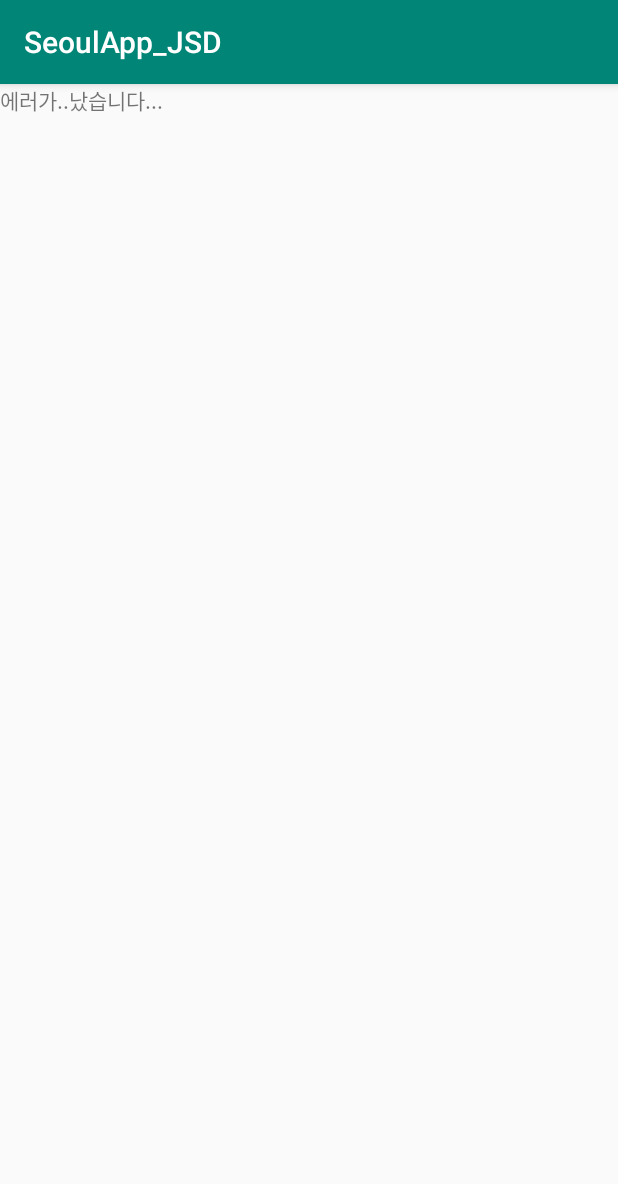
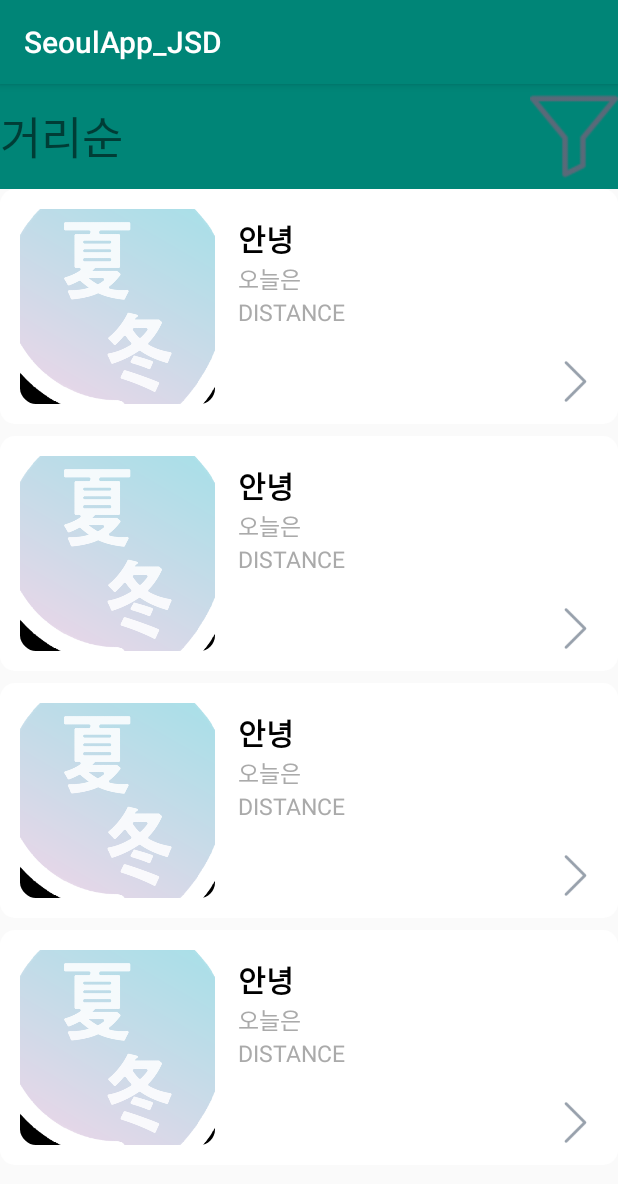
Before and after one commit to projectappjsd/JSD_Project_App, an Android app: the screen it shows after launch (TestActivity before the commit, MainActivity after it), on a phone screen of 412 x 824 dp. Shown: the top 1184 px of the screen. Run offline under Robolectric (Android 15) with nearby library versions, the light colour scheme and no system bars.

Commit message:
RecyclerView 완성
RecyclerView 완성

```diff
--- a/app/src/main/java/s2017s40/kr/hs/mirim/seoulapp_jsd/MainActivity.java
+++ b/app/src/main/java/s2017s40/kr/hs/mirim/seoulapp_jsd/MainActivity.java
@@ -1,15 +1,133 @@
 package s2017s40.kr.hs.mirim.seoulapp_jsd;
 
+import android.Manifest;
+import android.content.Intent;
+import android.content.pm.PackageManager;
+import android.os.StrictMode;
+import android.support.v4.app.ActivityCompat;
+import android.support.v4.content.ContextCompat;
+import android.support.v4.widget.SwipeRefreshLayout;
 import android.support.v7.app.AppCompatActivity;
 import android.os.Bundle;
+import android.support.v7.widget.GridLayoutManager;
+import android.support.v7.widget.LinearLayoutManager;
+import android.support.v7.widget.RecyclerView;
+import android.util.Log;
+import android.widget.ImageView;
+
+import org.json.JSONArray;
+import org.xmlpull.v1.XmlPullParser;
+import org.xmlpull.v1.XmlPullParserFactory;
+
+import java.net.URL;
+import java.util.ArrayList;
 
 public class MainActivity extends AppCompatActivity {
+    private SwipeRefreshLayout swipeContainer;
+
+    private ImageView FindImage;
+
+    private RecyclerView mRecyclerView;
+    RecyclerView.Adapter mAdapter;
+    private RecyclerView.LayoutManager mLayoutManager;
+    private ArrayList<XmlDTO> myDataList;
+
+    String key="hxHjiOLsl7JaN0OUdYG3%2Fbvt4KQfpvDkFCUo8OAFfzsRAMwHxYs8koZT8FIQxW56b9o5o%2BAGgld95CaXlaT3ng%3D%3D";
 
     @Override
     protected void onCreate(Bundle savedInstanceState) {
         super.onCreate(savedInstanceState);
         setContentView(R.layout.activity_main);
 
+        FindImage = findViewById(R.id.main_search_image);
 
+        if (ContextCompat.checkSelfPermission(this, Manifest.permission.INTERNET) == PackageManager.PERMISSION_GRANTED){
+        } else{
+            //사용자에게 접근권한 설정을 요구하는 다이얼로그를 띄운다.
+            ActivityCompat.requestPermissions(this,new String[]{Manifest.permission.INTERNET},0);
+        }
+        StrictMode.enableDefaults();
+
+        boolean inAddr = false, initem = false;
+        String addr = null;
+
+        try{
+            URL url = new URL("http://api.data.go.kr/openapi/heat-wve-shltr-std?"
+                    + "&pageNo=1&numOfRows=10&ServiceKey="
+                    + key
+            ); //검색 URL부분
+
+            XmlPullParserFactory parserCreator = XmlPullParserFactory.newInstance();
+            XmlPullParser parser = parserCreator.newPullParser();
+
+            parser.setInput(url.openStream(), null);
+
+            int parserEvent = parser.getEventType();
+            System.out.println("파싱시작합니다.");
+            while (parserEvent != XmlPullParser.END_DOCUMENT){
+                switch(parserEvent){
+                    case XmlPullParser.START_TAG://parser가 시작 태그를 만나면 실행
+                        if(parser.getName().equals("shltrNm")){ //title 만나면 내용을 받을수 있게 하자
+                            inAddr = true;
+                        } break;
+
+                    case XmlPullParser.TEXT://parser가 내용에 접근했을때
+                        if(inAddr){ //isTitle이 true일 때 태그의 내용을 저장.
+                            addr = parser.getText();
+                            inAddr = false;
+                        }   break;
+                    case XmlPullParser.END_TAG:
+                        if(parser.getName().equals("item")){
+                            //status1.setText(status1.getText()+"주소 : "+ addr +"\n");
+                            initem = false;
+                        }
+                        break;
+                }
+                parserEvent = parser.next();
+            }
+        } catch(Exception e){
+            //status1.setText("에러가..났습니다...");
+            Log.e("error",String.valueOf(e));
+        }
+
+
+        mRecyclerView = (RecyclerView) findViewById(R.id.main_list_recycler);
+        mRecyclerView.setHasFixedSize(true);
+        mLayoutManager = new LinearLayoutManager(this);
+        mRecyclerView.setLayoutManager(mLayoutManager);
+        myDataList = new ArrayList<>();
+
+        myDataList.add(new XmlDTO("안녕","오늘은","누구누구의","생일이야"));
+        myDataList.add(new XmlDTO("안녕","오늘은","누구누구의","생일이야"));
+        myDataList.add(new XmlDTO("안녕","오늘은","누구누구의","생일이야"));
+        myDataList.add(new XmlDTO("안녕","오늘은","누구누구의","생일이야"));
+
+        mAdapter = new MainAdapter(myDataList, new MainAdapter.ClickCallback() {
+            @Override
+            public void onItemClick(int position) {
+                Intent intent = new Intent(MainActivity.this, ShowListActivity.class);
+                //intent.putExtra("Date",arr.get(position));
+                startActivity(intent);
+            }
+        });
+
+        mRecyclerView.setAdapter(mAdapter);
+
+        swipeContainer = (SwipeRefreshLayout) findViewById(R.id.swipeContainer);
+        // Setup refresh listener which triggers new data loading
+        swipeContainer.setOnRefreshListener(new SwipeRefreshLayout.OnRefreshListener() {
+            @Override
+            public void onRefresh() {
+                fetchTimelineAsync(0);
+            }
+        });
+        // Configure the refreshing colors
+        swipeContainer.setColorSchemeResources(android.R.color.holo_blue_bright,
+                android.R.color.holo_green_light,
+                android.R.color.holo_orange_light,
+                android.R.color.holo_red_light);
+    }
+    public void fetchTimelineAsync(int page) {
+        swipeContainer.setRefreshing(false);
     }
 }
--- /dev/null
+++ b/app/src/main/java/s2017s40/kr/hs/mirim/seoulapp_jsd/MainAdapter.java
@@ -0,0 +1,58 @@
+package s2017s40.kr.hs.mirim.seoulapp_jsd;
+
+import android.support.annotation.NonNull;
+import android.support.v7.widget.RecyclerView;
+import android.view.LayoutInflater;
+import android.view.View;
+import android.view.ViewGroup;
+import android.widget.ImageView;
+import android.widget.TextView;
+
+import java.util.ArrayList;
+
+public class MainAdapter extends RecyclerView.Adapter<MainAdapter.ViewHolder> {
+    private ArrayList<XmlDTO> mDataset;
+    private ClickCallback callback;
+
+    public static class ViewHolder extends RecyclerView.ViewHolder {
+        public final View mView;
+        public TextView mShltrNm, mRdnmadr;
+        public ImageView mImageView;
+
+        public ViewHolder(View view) {
+            super(view);
+            mView = view;
+            mShltrNm = (TextView)view.findViewById(R.id.item_main_title_text);
+            mRdnmadr = (TextView)view.findViewById(R.id.item_main_addr_text) ;
+            mImageView = view.findViewById(R.id.item_main_image);
+        }
+    }
+    public MainAdapter(ArrayList<XmlDTO> myDataset, ClickCallback clickCallback) {
+        mDataset = myDataset;
+        this.callback = clickCallback;
+    }
+    @Override
+    public MainAdapter.ViewHolder onCreateViewHolder(ViewGroup parent, int viewType) {
+        View v = LayoutInflater.from(parent.getContext()).inflate(R.layout.item_main_recycler_view, parent, false);
+        ViewHolder vh = new ViewHolder(v);
+        return vh;
+    }
+    @Override
+    public void onBindViewHolder(ViewHolder holder, final int position) {
+        holder.mShltrNm.setText(mDataset.get(position).getShltrNm());
+        holder.mRdnmadr.setText(mDataset.get(position).getRdnmadr());
+        holder.mView.setOnClickListener(new View.OnClickListener() {
+            @Override
+            public void onClick(View v) {
+                callback.onItemClick(position);
+            }
+        });
+    }
+    @Override
+    public int getItemCount() {
+        return mDataset.size();
+    }
+    public interface ClickCallback {
+        void onItemClick(int position);
+    }
+}
--- a/app/src/main/java/s2017s40/kr/hs/mirim/seoulapp_jsd/TestActivity.java
+++ b/app/src/main/java/s2017s40/kr/hs/mirim/seoulapp_jsd/TestActivity.java
@@ -31,13 +31,11 @@ public class TestActivity extends AppCompatActivity {
         super.onCreate(savedInstanceState);
         setContentView(R.layout.activity_test);
 
-     /*   if (ContextCompat.checkSelfPermission(this, Manifest.permission.INTERNET) == PackageManager.PERMISSION_GRANTED){
-
+    if (ContextCompat.checkSelfPermission(this, Manifest.permission.INTERNET) == PackageManager.PERMISSION_GRANTED){
         } else{
             //사용자에게 접근권한 설정을 요구하는 다이얼로그를 띄운다.
             ActivityCompat.requestPermissions(this,new String[]{Manifest.permission.INTERNET},0);
         }
-*/
         StrictMode.enableDefaults();
 
         TextView status1 = (TextView)findViewById(R.id.result); //파싱된 결과확인!
--- a/app/src/main/java/s2017s40/kr/hs/mirim/seoulapp_jsd/XmlDTO.java
+++ b/app/src/main/java/s2017s40/kr/hs/mirim/seoulapp_jsd/XmlDTO.java
@@ -1,19 +1,25 @@
 package s2017s40.kr.hs.mirim.seoulapp_jsd;
 
 public class XmlDTO {
-    String shltrNm;
-    String legaldongNm;
-    String shltrType;
-    int fanHoldCo;
-    int arcndtnHoldCo;
-    String nightExtnYn;
-    String wkendUseYn;
-    String rdnmadr;
-    String lnmadr;
-    String phoneNumber;
-    String latitude;
-    String hardness;
-
+    String shltrNm;//쉼터명
+    String legaldongNm;//법정동명
+    String shltrType;//쉼터유형
+    int fanHoldCo;//선풍기보유대수
+    int arcndtnHoldCo;//에어컨보유대수
+    String nightExtnYn;//야간연장운영여부
+    String wkendUseYn;//주말운영여부
+    String rdnmadr;//소재지도로명주소
+    String lnmadr;//소재지지번주소
+    String phoneNumber;//관리기관전화번호
+    String latitude;//위도
+    String hardness;//경도
+    XmlDTO(){}
+    XmlDTO(String shltrNm, String rdnmadr, String latitude, String hardness){//Main RecyclerView를 위한 생성자
+        this.shltrNm = shltrNm;
+        this.rdnmadr = rdnmadr;
+        this.latitude = latitude;
+        this.hardness = hardness;
+    }
     public void setArcndtnHoldCo(int arcndtnHoldCo) {
         this.arcndtnHoldCo = arcndtnHoldCo;
     }
--- a/app/src/main/res/layout/activity_main.xml
+++ b/app/src/main/res/layout/activity_main.xml
@@ -10,20 +10,39 @@
         android:layout_width="match_parent"
         android:layout_height="match_parent"
         android:orientation="horizontal"
+        android:background="@color/colorPrimary"
         android:layout_weight="10">
-        <Spinner
+        <TextView
             android:layout_width="match_parent"
             android:layout_height="match_parent"
-            android:layout_weight="1">
-        </Spinner>
+            android:layout_weight="1"
+            android:text="거리순"
+            android:gravity="center|left"
+            android:textSize="30sp"/>
         <ImageView
+            android:id="@+id/main_search_image"
             android:layout_width="match_parent"
             android:layout_height="match_parent"
+            android:src="@drawable/filter_icon"
             android:layout_weight="6"/>
     </LinearLayout>
-    <android.support.v7.widget.RecyclerView
+    <LinearLayout
         android:layout_width="match_parent"
         android:layout_height="match_parent"
         android:layout_weight="1">
-    </android.support.v7.widget.RecyclerView>
+        <android.support.v4.widget.SwipeRefreshLayout
+            xmlns:android="http://schemas.android.com/apk/res/android"
+            android:id="@+id/swipeContainer"
+            android:layout_width="match_parent"
+            android:layout_height="match_parent">
+
+            <android.support.v7.widget.RecyclerView
+                android:id="@+id/main_list_recycler"
+                android:layout_width="match_parent"
+                android:layout_height="wrap_content"
+                android:layout_alignParentLeft="true"
+                android:layout_alignParentTop="true" />
+
+        </android.support.v4.widget.SwipeRefreshLayout>
+    </LinearLayout>
 </LinearLayout>
--- a/app/src/main/res/layout/item_main_recycler_view.xml
+++ b/app/src/main/res/layout/item_main_recycler_view.xml
@@ -14,7 +14,7 @@
         android:src="@mipmap/ic_launcher" />
 
     <LinearLayout
-        android:layout_width="0dp"
+        android:layout_width="match_parent"
         android:layout_height="match_parent"
         android:layout_weight="1"
         android:orientation="vertical"
@@ -49,8 +49,8 @@
 
     <ImageView
         android:id="@+id/item_main_next_image"
-        android:layout_width="50dp"
-        android:layout_height="50dp"
+        android:layout_width="30dp"
+        android:layout_height="30dp"
         android:layout_gravity="bottom"
         android:layout_margin="5dp"
         android:src="@drawable/next_icon" />
```
Also changed, not shown: app/src/main/AndroidManifest.xml (+10 -9 lines), app/src/main/java/s2017s40/kr/hs/mirim/seoulapp_jsd/RecyclerAdapter.java (deleted, +0 -53 lines), app/src/main/java/s2017s40/kr/hs/mirim/seoulapp_jsd/ShowListActivity.java (added, +13 -0 lines), app/src/main/res/layout/activity_show_list.xml (added, +9 -0 lines), app/src/main/res/values/arrays.xml (added, +7 -0 lines).
